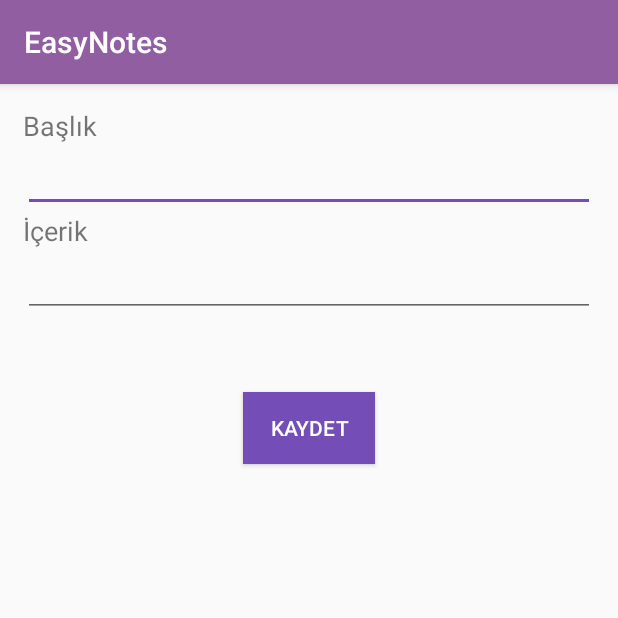
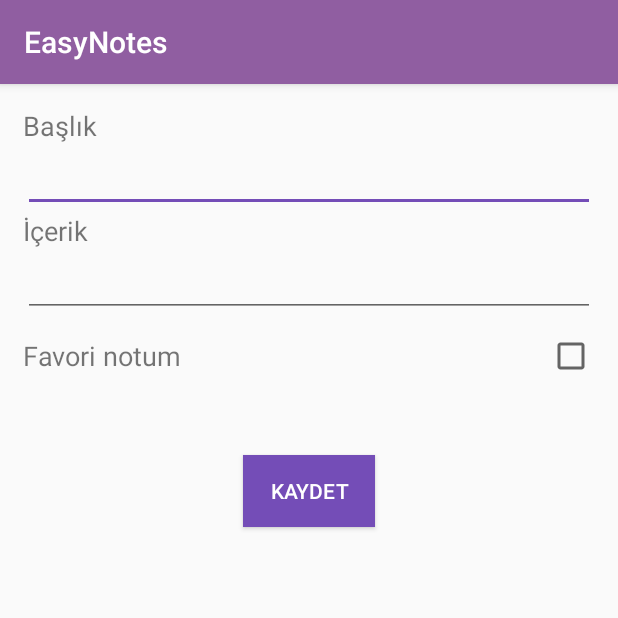
Before and after one commit to yerenutku/gelecegiyazankadinlar, an Android app: the screen it shows after launch (NoteDetailsActivity), after a tap on an icon or button, on a phone screen of 412 x 824 dp, the top half of it. Run offline under Robolectric (Android 15) with nearby library versions, the phone set to English and light mode, and no system bars; our stand-ins replace Firebase (no records; nobody signed in at launch, a user with empty details on screens opened directly).

Commit message:
- Favori notlar renklendirildi - Fragment geçişlerindeki listenin cogalmasi düzeltildi - Checkbox eklendi favori notlar için - Not düzenleme ekranında checkbox, not'un durumuna göre açıldı - NoteModel içerisindeki bug çözüldü

```diff
--- a/EasyNotes/app/src/main/java/com/erenutku/easynotes/FirstFragment.java
+++ b/EasyNotes/app/src/main/java/com/erenutku/easynotes/FirstFragment.java
@@ -62,7 +62,7 @@ public class FirstFragment extends Fragment {
         lvNotes = (ListView) view.findViewById(R.id.lvNotes);
         mNotesAdapter = new NotesAdapter(getContext(),mNoteList);
         lvNotes.setAdapter(mNotesAdapter);
-
+        mNoteList.clear();
         mDatabaseRoot = FirebaseDatabase.getInstance().getReference();
         mDatabaseRoot.child("notes").addChildEventListener(new ChildEventListener() {
             @Override
@@ -107,6 +107,7 @@ public class FirstFragment extends Fragment {
                 intent.putExtra(NoteDetailsActivity.EXTRA_TITLE,mNoteList.get(position).getTitle());
                 intent.putExtra(NoteDetailsActivity.EXTRA_BODY,mNoteList.get(position).getBody());
                 intent.putExtra(NoteDetailsActivity.EXTRA_KEY,mNoteList.get(position).getKey());
+                intent.putExtra(NoteDetailsActivity.EXTRA_ISFAVORITE,mNoteList.get(position).isFavorite());
                 startActivity(intent);
             }
         });
--- a/EasyNotes/app/src/main/java/com/erenutku/easynotes/activity/NoteDetailsActivity.java
+++ b/EasyNotes/app/src/main/java/com/erenutku/easynotes/activity/NoteDetailsActivity.java
@@ -4,6 +4,7 @@ import android.os.Bundle;
 import android.support.v7.app.AppCompatActivity;
 import android.view.View;
 import android.widget.Button;
+import android.widget.CheckBox;
 import android.widget.EditText;
 
 import com.erenutku.easynotes.R;
@@ -14,12 +15,14 @@ import com.google.firebase.database.FirebaseDatabase;
 public class NoteDetailsActivity extends AppCompatActivity {
     private EditText etTitle, etBody;
     private Button btSave;
+    private CheckBox cbFavorite;
     private DatabaseReference mDatabaseRoot;
     private DatabaseReference mDatabaseNotes;
     private String mKey;
     public static final String EXTRA_TITLE = "extra_title";
     public static final String EXTRA_BODY = "extra_body";
     public static final String EXTRA_KEY = "extra_key";
+    public static final String EXTRA_ISFAVORITE = "extra_is_favorite";
 
     @Override
     protected void onCreate(Bundle savedInstanceState) {
@@ -37,7 +40,7 @@ public class NoteDetailsActivity extends AppCompatActivity {
             etBody.setText(body);
             btSave.setText("Düzenle");
             mKey = getIntent().getStringExtra(EXTRA_KEY);
-
+            cbFavorite.setChecked(getIntent().getBooleanExtra(EXTRA_ISFAVORITE,false));
         }
 
     }
@@ -46,6 +49,8 @@ public class NoteDetailsActivity extends AppCompatActivity {
         etTitle = (EditText) findViewById(R.id.etTitle);
         etBody = (EditText) findViewById(R.id.etBody);
         btSave = (Button) findViewById(R.id.btSave);
+        cbFavorite = (CheckBox) findViewById(R.id.cbFavorite);
+
         btSave.setOnClickListener(new View.OnClickListener() {
             @Override
             public void onClick(View view) {
@@ -54,13 +59,13 @@ public class NoteDetailsActivity extends AppCompatActivity {
                     mDatabaseNotes.child(key).setValue(
                             new NoteModel(etTitle.getText().toString(),
                                     etBody.getText().toString(),
-                                    false,
+                                    cbFavorite.isChecked(),
                                     key));
                 } else {
                     mDatabaseNotes.child(mKey).setValue(new NoteModel(
                             etTitle.getText().toString(),
                             etBody.getText().toString(),
-                            false,
+                            cbFavorite.isChecked(),
                             mKey
                     ));
                 }
--- a/EasyNotes/app/src/main/java/com/erenutku/easynotes/model/NoteModel.java
+++ b/EasyNotes/app/src/main/java/com/erenutku/easynotes/model/NoteModel.java
@@ -49,6 +49,7 @@ public class NoteModel {
     }
 
     public void setFavorite(boolean favorite) {
-        favorite = favorite;
+        this.favorite = favorite;
     }
+
 }
--- a/EasyNotes/app/src/main/res/layout/activity_note_details.xml
+++ b/EasyNotes/app/src/main/res/layout/activity_note_details.xml
@@ -33,6 +33,28 @@
         android:layout_width="match_parent"
         android:layout_height="wrap_content" />
 
+    <LinearLayout
+        android:layout_marginTop="10dp"
+        android:layout_width="match_parent"
+        android:layout_height="wrap_content"
+        android:orientation="horizontal">
+
+        <TextView
+            android:layout_gravity="center"
+            android:layout_width="0dp"
+            android:layout_weight="1"
+            android:layout_height="wrap_content"
+            android:text="Favori notum"
+            android:textSize="18sp" />
+
+        <CheckBox
+            android:id="@+id/cbFavorite"
+            android:layout_gravity="right"
+            android:layout_width="wrap_content"
+            android:layout_height="wrap_content" />
+    </LinearLayout>
+
+
     <Button
         android:id="@+id/btSave"
         android:layout_width="wrap_content"
--- a/EasyNotes/app/src/main/res/layout/item_notes_layout.xml
+++ b/EasyNotes/app/src/main/res/layout/item_notes_layout.xml
@@ -15,7 +15,7 @@
         android:layout_marginLeft="25dp"
         android:layout_marginRight="25dp"
         android:src="@drawable/ic_favorite_black_24dp"
-        android:tint="@color/colorAccent" />
+        android:tint="@color/gray" />
 
     <LinearLayout
         android:layout_width="match_parent"
```
Also changed, not shown: EasyNotes/app/src/main/java/com/erenutku/easynotes/adapter/NotesAdapter.java (+10 -1 lines).
